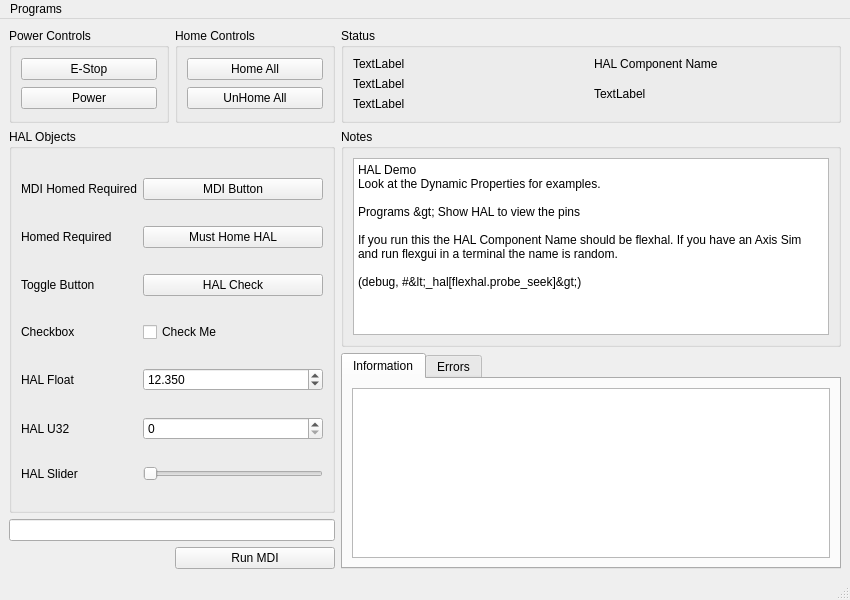
Above: examples/features/hal/hal.ui from jethornton/flexgui before the change. Below: the same form after it.
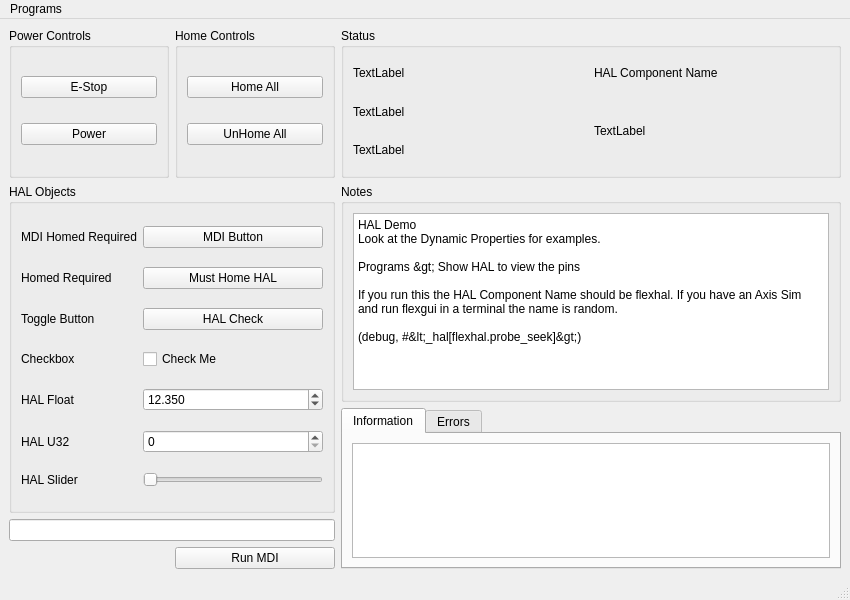
That is the form after the change.

```diff
--- a/examples/features/hal/hal.ui
+++ b/examples/features/hal/hal.ui
@@ -40,6 +40,12 @@
     </item>
     <item row="0" column="0">
      <widget class="QGroupBox" name="groupBox">
+      <property name="minimumSize">
+       <size>
+        <width>0</width>
+        <height>150</height>
+       </size>
+      </property>
       <property name="title">
        <string>Power Controls</string>
       </property>
```
